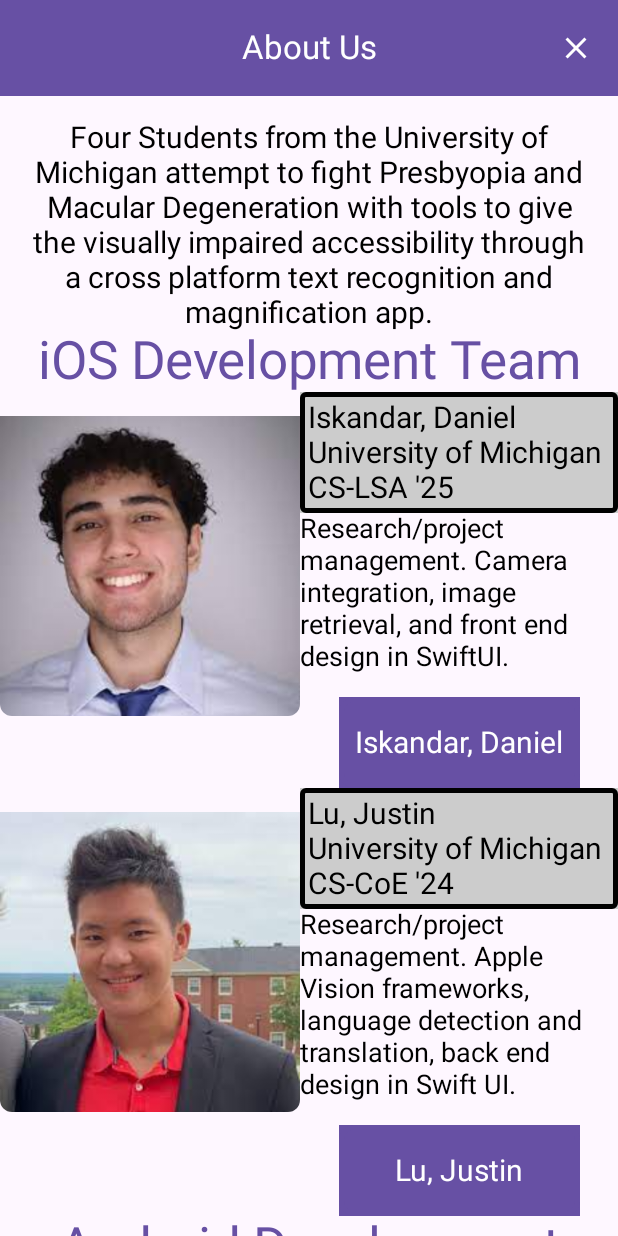
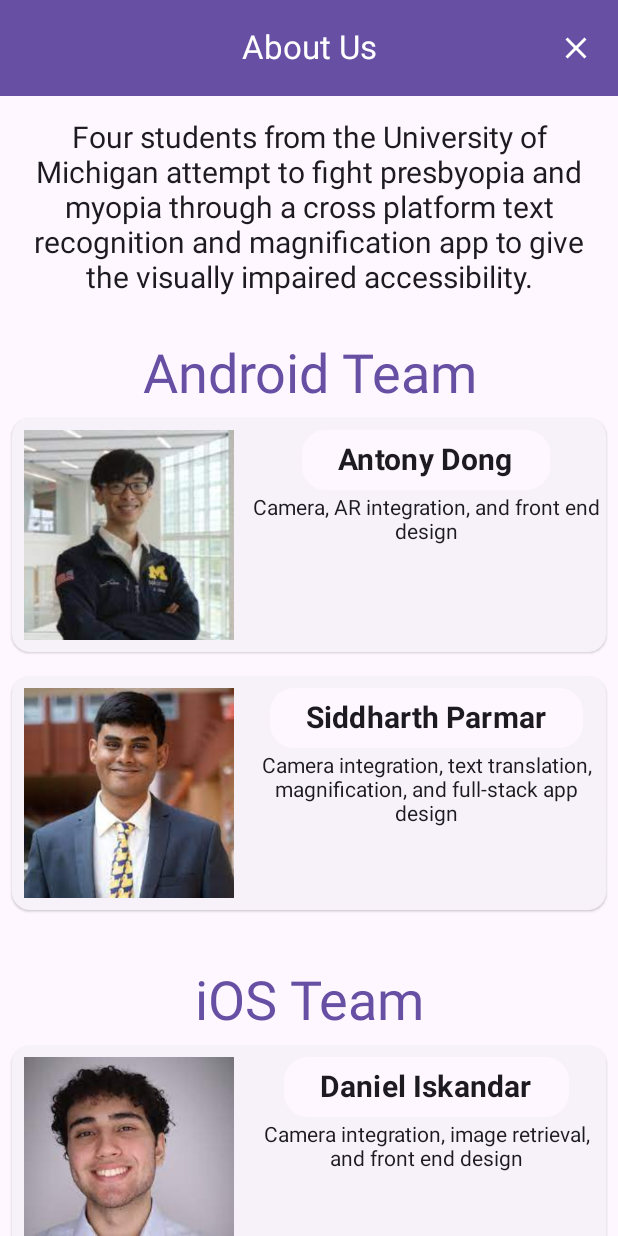
Before and after one commit to Text-Magnification/Android-App, an Android app built with Jetpack Compose: the composable AboutScreen shown on its own in the app's theme, after a tap on "Close Button", on a phone screen of 412 x 824 dp. Run offline under Robolectric (Android 15) with nearby library versions, the phone set to English and light mode, and no system bars; 2 statements that could not run were skipped.

Commit message:
Revamped About Us to adapt to themes and cut clutter

```diff
--- a/TextMag/app/src/main/java/com/example/textmag/ui/AboutScreen.kt
+++ b/TextMag/app/src/main/java/com/example/textmag/ui/AboutScreen.kt
@@ -2,25 +2,24 @@ package com.example.textmag.ui
 
 import android.annotation.SuppressLint
 import androidx.compose.foundation.Image
-import androidx.compose.foundation.background
-import androidx.compose.foundation.border
 import androidx.compose.foundation.layout.Arrangement
-import androidx.compose.foundation.layout.Box
 import androidx.compose.foundation.layout.Column
 import androidx.compose.foundation.layout.Row
+import androidx.compose.foundation.layout.Spacer
 import androidx.compose.foundation.layout.aspectRatio
 import androidx.compose.foundation.layout.fillMaxSize
 import androidx.compose.foundation.layout.fillMaxWidth
-import androidx.compose.foundation.layout.height
 import androidx.compose.foundation.layout.padding
 import androidx.compose.foundation.layout.size
-import androidx.compose.foundation.layout.width
 import androidx.compose.foundation.lazy.LazyColumn
-import androidx.compose.foundation.lazy.itemsIndexed
+import androidx.compose.foundation.lazy.items
 import androidx.compose.foundation.shape.RoundedCornerShape
 import androidx.compose.material.icons.Icons
 import androidx.compose.material.icons.filled.Close
+import androidx.compose.material3.Button
+import androidx.compose.material3.ButtonDefaults
 import androidx.compose.material3.CenterAlignedTopAppBar
+import androidx.compose.material3.ElevatedCard
 import androidx.compose.material3.ExperimentalMaterial3Api
 import androidx.compose.material3.Icon
 import androidx.compose.material3.IconButton
@@ -35,6 +34,7 @@ import androidx.compose.ui.Modifier
 import androidx.compose.ui.draw.clip
 import androidx.compose.ui.graphics.Color
 import androidx.compose.ui.res.painterResource
+import androidx.compose.ui.text.font.FontWeight
 import androidx.compose.ui.text.style.TextAlign
 import androidx.compose.ui.unit.dp
 import androidx.compose.ui.unit.sp
@@ -50,37 +50,51 @@ fun AboutScreenBody() {
         ) {
             item {
                 Text(
-                    text = "Four Students from the University of Michigan attempt to fight Presbyopia and Macular Degeneration with tools to give the visually impaired accessibility through a cross platform text recognition and magnification app.",
+                    text = "Four students from the University of Michigan attempt to fight presbyopia and myopia through a cross platform text recognition and magnification app to give the visually impaired accessibility.",
                     modifier = Modifier.padding(top = 80.dp, start = 16.dp, end = 16.dp),
                     fontSize = 20.sp,
-                    color = Color.Black,
                     textAlign = TextAlign.Center
                 )
             }
             item {
+                Spacer(modifier = Modifier.padding(16.dp))
+            }
+            item {
                 Text(
-                    text = "iOS Development Team",
+                    text = "Android Team",
                     modifier = Modifier.fillMaxWidth(),
-                    fontSize = 35.sp,
+                    fontSize = 36.sp,
                     color = MaterialTheme.colorScheme.primary,
                     textAlign = TextAlign.Center
                 )
             }
-            itemsIndexed(teamiOS) { index, team ->
+
+            items(teamAndroid) { team ->
                 TeamRow(team = team)
             }
+
+            item {
+                Spacer(modifier = Modifier.padding(16.dp))
+            }
+
             item {
                 Text(
-                    text = "Android Development Team",
+                    text = "iOS Team",
                     modifier = Modifier.fillMaxWidth(),
-                    fontSize = 35.sp,
+                    fontSize = 36.sp,
                     color = MaterialTheme.colorScheme.primary,
                     textAlign = TextAlign.Center
                 )
             }
-            itemsIndexed(teamAndroid) { index, team ->
+
+            items(teamiOS) { team ->
                 TeamRow(team = team)
             }
+
+            item {
+                Spacer(modifier = Modifier.padding(16.dp))
+            }
+
             item {
                 Text(
                     text = "Coordinator",
@@ -90,8 +104,8 @@ fun AboutScreenBody() {
                     textAlign = TextAlign.Center
                 )
             }
-            itemsIndexed(coordinator) { index, team ->
-                CoordinatorRow(team = team)
+            item {
+                CoordinatorRow(coordinator)
             }
         }
     }
@@ -99,6 +113,11 @@ fun AboutScreenBody() {
 
 @Composable
 fun TeamRow(team: Team) {
+    ElevatedCard (
+        modifier = Modifier
+            .fillMaxWidth()
+            .padding(8.dp)
+    ) {
         Row(
             modifier = Modifier.fillMaxWidth()
         ) {
@@ -106,51 +125,36 @@ fun TeamRow(team: Team) {
                 painter = painterResource(id = team.imageId),
                 contentDescription = null,
                 modifier = Modifier
-                .clip(RoundedCornerShape(8.dp))
-                .padding(top = 16.dp)
-                .size(200.dp)
+                    .padding(8.dp)
+                    .size(140.dp)
                     .aspectRatio(1f)
             )
             Column(
-            modifier = Modifier.weight(1f),
-            verticalArrangement = Arrangement.Top
+                horizontalAlignment = Alignment.CenterHorizontally,
+                verticalArrangement = Arrangement.Top,
+                modifier = Modifier
+                    .weight(1f)
+                    .padding(4.dp)
             ) {
-            Box(
-                modifier = Modifier
-                    .background(Color.LightGray)
-                    .border(3.dp, Color.Black, RoundedCornerShape(4.dp))
-                    .padding(5.dp)
-            ){
+                Button(
+                    colors = ButtonDefaults.buttonColors(
+                        containerColor = MaterialTheme.colorScheme.surface,
+                        contentColor = MaterialTheme.colorScheme.onSurface,
+                    ),
+                    shape = RoundedCornerShape(16.dp),
+                    onClick = { /*TODO*/ }
+                ) {
                     Text(
-                    text = "${team.name}\n${team.info}",
+                        text = "${team.name}",
                         fontSize = 20.sp,
-                    color = Color.Black,
-                    textAlign = TextAlign.Start
+                        fontWeight = FontWeight.Bold,
+                        textAlign = TextAlign.Start,
                     )
                 }
                 Text(
                     text = "${team.description}",
-                fontSize = 18.sp,
-                color = Color.Black,
-                textAlign = TextAlign.Start
-            )
-            Box(modifier = Modifier.size(16.dp))
-            Box(
-                modifier = Modifier
-                    .background(MaterialTheme.colorScheme.primary)
-                    .border(3.dp, MaterialTheme.colorScheme.primary, RoundedCornerShape(10.dp))
-                    .padding(5.dp)
-                    .clip(RoundedCornerShape(10.dp))
-                    .width(150.dp)
-                    .height(50.dp)
-                    .align(Alignment.CenterHorizontally)
-            ){
-                Text(
-                    text = team.name,
-                    fontSize = 20.sp,
-                    color = MaterialTheme.colorScheme.onPrimary,
-                    textAlign = TextAlign.Center,
-                    modifier = Modifier.align(Alignment.Center)
+                    fontSize = 14.sp,
+                    textAlign = TextAlign.Center
                 )
             }
         }
@@ -158,12 +162,12 @@ fun TeamRow(team: Team) {
 }
 
 @Composable
-fun CoordinatorRow(team : Team){
+fun CoordinatorRow(prof : Prof){
     Row(
         modifier = Modifier.fillMaxWidth()
     ) {
         Image(
-            painter = painterResource(id = team.imageId),
+            painter = painterResource(id = prof.imageId),
             contentDescription = null,
             modifier = Modifier
                 .clip(RoundedCornerShape(8.dp))
@@ -176,15 +180,13 @@ fun CoordinatorRow(team : Team){
             verticalArrangement = Arrangement.Top
         ) {
             Text(
-                text = "${team.name}\n${team.info}",
+                text = "${prof.name}",
                 fontSize = 20.sp,
-                color = Color.Black,
                 textAlign = TextAlign.Start
             )
             Text(
-                text = "${team.description}",
+                text = "${prof.description}",
                 fontSize = 18.sp,
-                color = Color.Black,
                 textAlign = TextAlign.Start
             )
         }
@@ -193,6 +195,12 @@ fun CoordinatorRow(team : Team){
 
 data class Team(
     val name: String,
+    val description: String,
+    val imageId: Int
+)
+
+data class Prof(
+    val name: String,
     val info: String,
     val description: String,
     val imageId: Int
@@ -200,41 +208,35 @@ data class Team(
 
 val teamiOS = listOf(
     Team(
-        name = "Iskandar, Daniel",
-        info = "University of Michigan CS-LSA '25",
-        description = "Research/project management. Camera integration, image retrieval, and front end design in SwiftUI.",
+        name = "Daniel Iskandar",
+        description = "Camera integration, image retrieval, and front end design",
         imageId = R.drawable.daniel
     ),
     Team(
-        name = "Lu, Justin",
-        info = "University of Michigan CS-CoE '24",
-        description = "Research/project management. Apple Vision frameworks, language detection and translation, back end design in Swift UI.",
+        name = "Justin Lu",
+        description = "Text recognition, language detection and translation, and back end design",
         imageId = R.drawable.justin
     )
 )
 
 val teamAndroid = listOf(
     Team(
-        name = "Dong, Antony",
-        info = "University of Michigan CSE-CoE '24",
-        description = "CameraX Jetpack Compose implementation, front end design in Kotlin.",
+        name = "Antony Dong",
+        description = "Camera, AR integration, and front end design",
         imageId = R.drawable.antony
     ),
     Team(
-        name = "Parmar, Siddharth",
-        info = "University of Michigan CS-CoE '24",
-        description = "Android planning, research, and project management, camera integration, text translation, magnification, and app design in Kotlin",
+        name = "Siddharth Parmar",
+        description = "Camera integration, text translation, magnification, and full-stack app design",
         imageId = R.drawable.sid
     )
 )
 
-val coordinator = listOf(
-    Team(
+val coordinator = Prof(
     name = "Dr. David R Chesney",
     info = "Teaching Professor, Electrical Engineering and Computer Science",
     description = "Coordinator and program director. Lead the team as an instructor in EECS 495: Software For Accessibility.",
     imageId = R.drawable.david
-    )
 )
 
 
```
Lines whose indentation alone changed are shown as unchanged.
